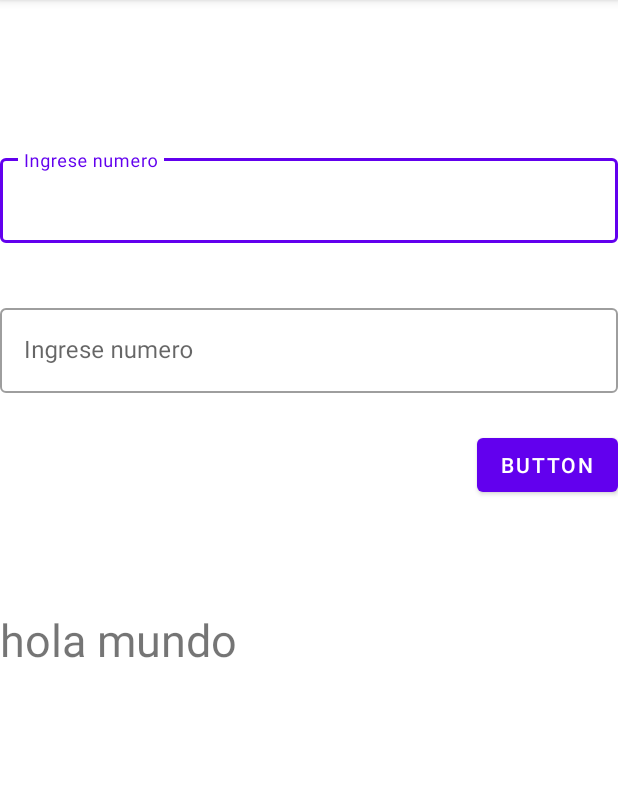
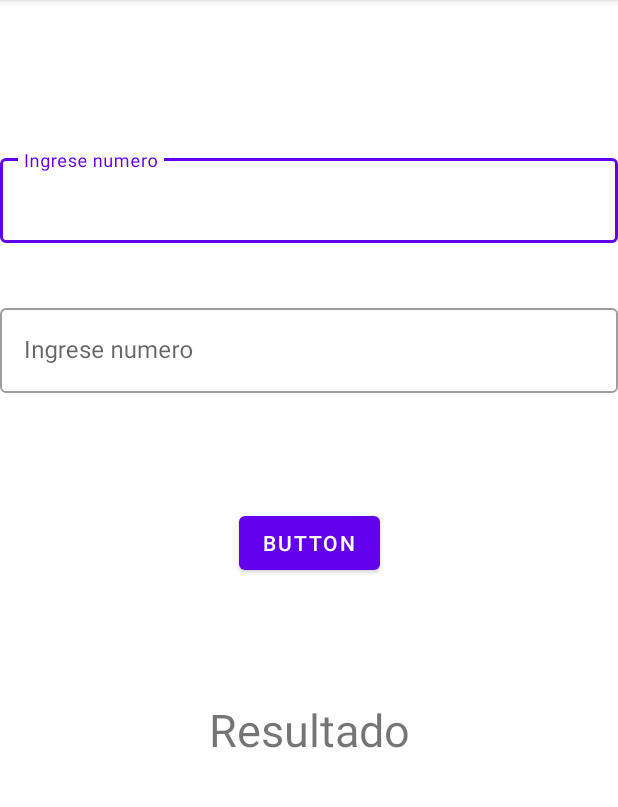
Before and after one commit to jolgo1989/Error-con-variable-tipo-Double-en-textInputLayout-, an Android app: the screen it shows after launch (MainActivity), on a phone screen of 412 x 824 dp, the part 84-891 px from its top. Run offline under Robolectric (Android 15) with nearby library versions, the phone set to English and light mode, and no system bars.

Commit message:
Ultimo commit

```diff
--- a/app/src/main/java/com/example/myapplicationsuma/MainActivity.kt
+++ b/app/src/main/java/com/example/myapplicationsuma/MainActivity.kt
@@ -52,7 +52,7 @@ class MainActivity : AppCompatActivity() {
 
 
     }
-
+//Metodo con operador elvis
     fun opcion2() {
 
         val double: Double? = textInputLayout.editText?.text.toString().toDoubleOrNull()
--- a/app/src/main/res/layout/activity_main.xml
+++ b/app/src/main/res/layout/activity_main.xml
@@ -47,17 +47,19 @@
         android:text="@string/textview"
         android:textSize="30sp"
         app:layout_constraintBottom_toBottomOf="parent"
+        app:layout_constraintEnd_toEndOf="parent"
         app:layout_constraintStart_toStartOf="parent"
         app:layout_constraintTop_toTopOf="parent"
-        app:layout_constraintVertical_bias="0.558" />
+        app:layout_constraintVertical_bias="0.641" />
 
     <Button
         android:id="@+id/button"
         android:layout_width="wrap_content"
         android:layout_height="wrap_content"
-        android:layout_marginTop="24dp"
+        android:layout_marginTop="76dp"
         android:text="@string/button"
         app:layout_constraintEnd_toEndOf="parent"
+        app:layout_constraintStart_toStartOf="parent"
         app:layout_constraintTop_toBottomOf="@+id/textInputLayout2" />
 
 
--- a/app/src/main/res/values/strings.xml
+++ b/app/src/main/res/values/strings.xml
@@ -3,5 +3,5 @@
     <string name="numero1">Ingrese numero</string>
     <string name="numero2">Ingrese numero</string>
     <string name="button">Button</string>
-    <string name="textview">hola mundo</string>
+    <string name="textview">Resultado</string>
 </resources>
```
